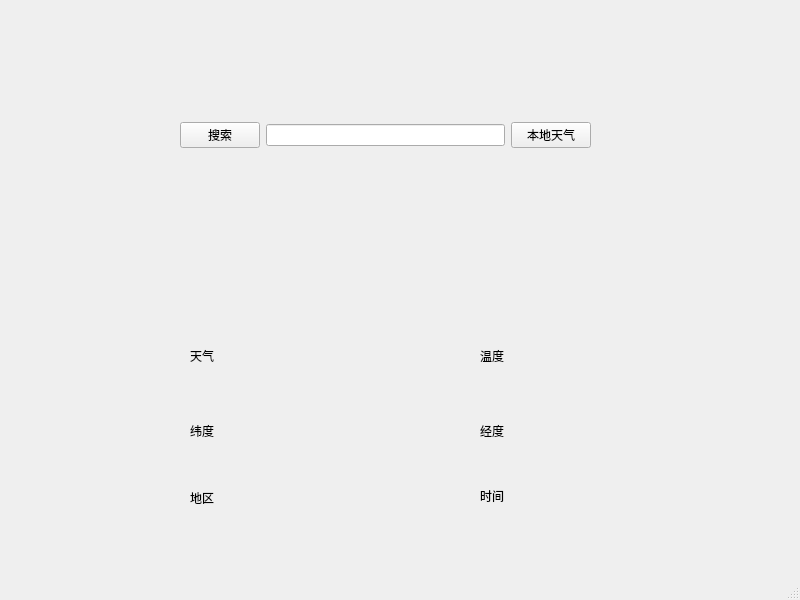
Above: weather/mainwindowweather.ui from Alan-sp/KarlPlay before the change. Below: the same form after it.
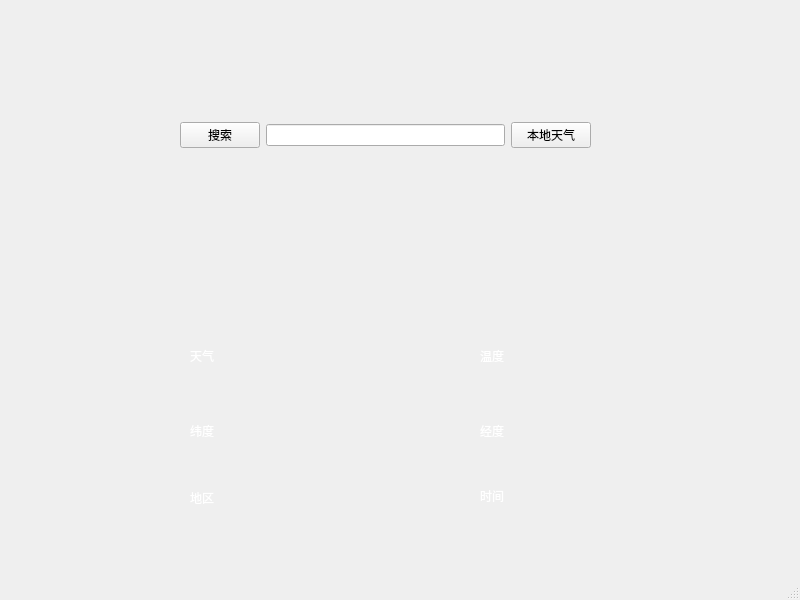
That is the form after the change.

The edit to the form file:
```diff
--- a/weather/mainwindowweather.ui
+++ b/weather/mainwindowweather.ui
@@ -23,6 +23,9 @@
       <height>51</height>
      </rect>
     </property>
+    <property name="styleSheet">
+     <string notr="true">color:white</string>
+    </property>
     <property name="text">
      <string>天气</string>
     </property>
@@ -36,6 +39,9 @@
       <height>51</height>
      </rect>
     </property>
+    <property name="styleSheet">
+     <string notr="true">color:white</string>
+    </property>
     <property name="text">
      <string>温度</string>
     </property>
@@ -49,6 +55,9 @@
       <height>41</height>
      </rect>
     </property>
+    <property name="styleSheet">
+     <string notr="true">color:white</string>
+    </property>
     <property name="text">
      <string>纬度</string>
     </property>
@@ -62,6 +71,9 @@
       <height>41</height>
      </rect>
     </property>
+    <property name="styleSheet">
+     <string notr="true">color:white</string>
+    </property>
     <property name="text">
      <string>地区</string>
     </property>
@@ -88,6 +100,9 @@
       <height>41</height>
      </rect>
     </property>
+    <property name="styleSheet">
+     <string notr="true">color:white</string>
+    </property>
     <property name="text">
      <string>经度</string>
     </property>
@@ -101,6 +116,9 @@
       <height>31</height>
      </rect>
     </property>
+    <property name="styleSheet">
+     <string notr="true">color:white</string>
+    </property>
     <property name="text">
      <string>时间</string>
     </property>
```
